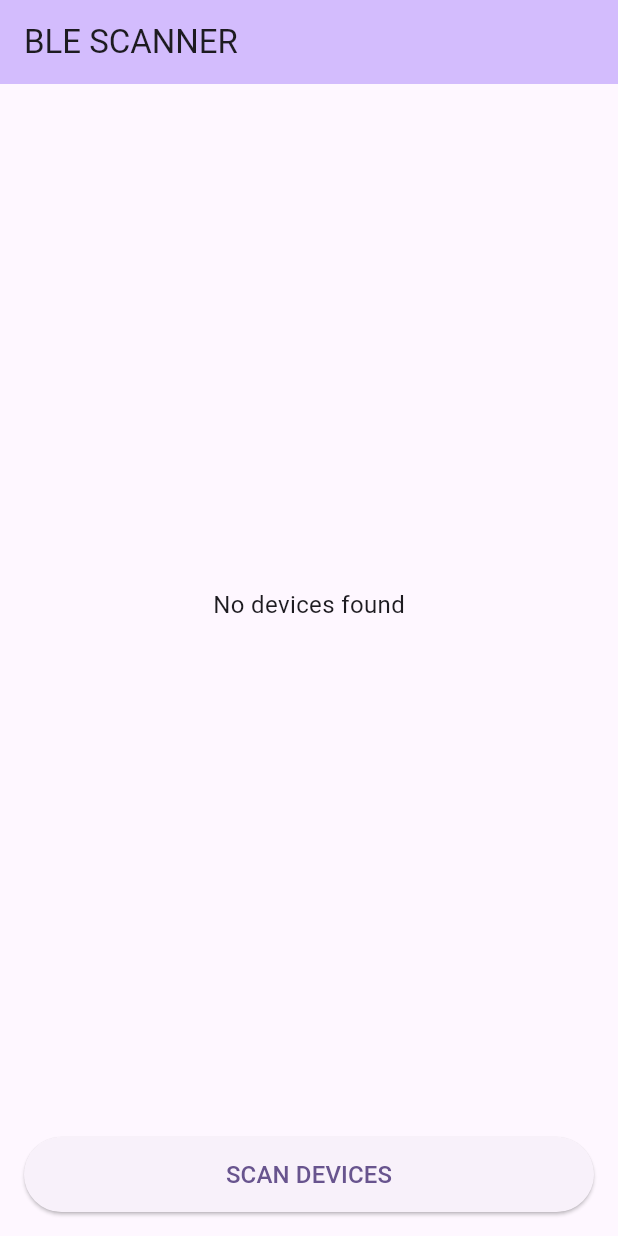
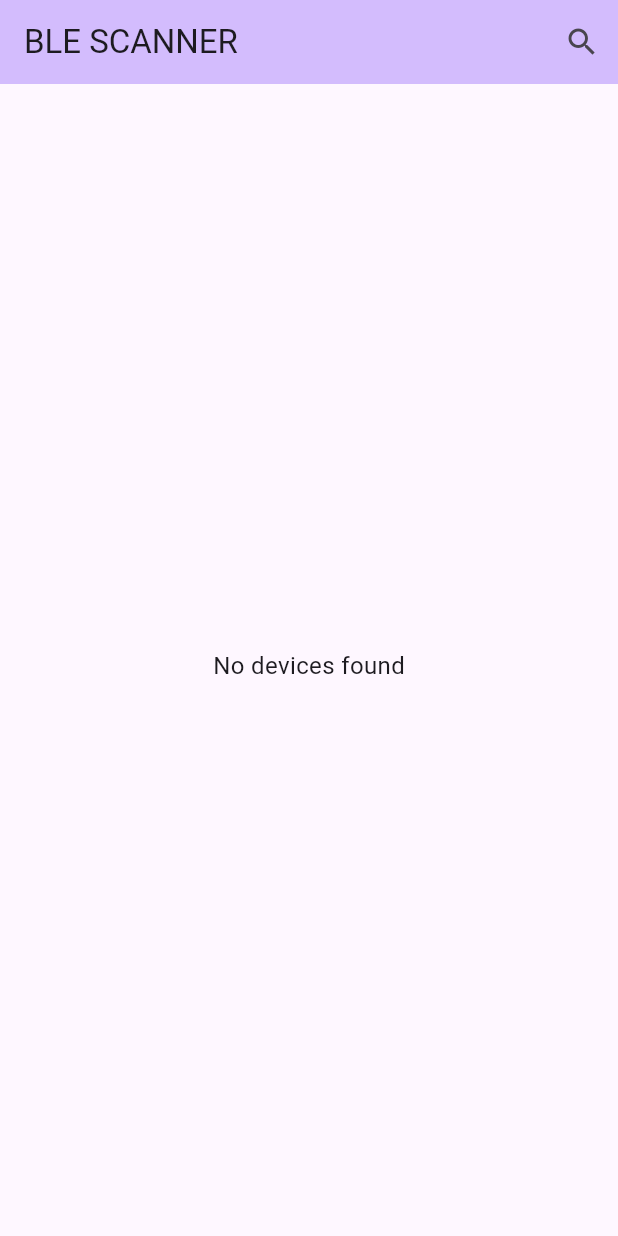
Before and after one commit to WenerrP/prueba_ble, a Flutter app: the screen it shows after launch, on a phone screen of 412 x 824 dp. Run offline on Flutter 3.47's test engine with Material 3 defaults, Android fonts, the phone set to English and light mode, and no system bars; our stand-ins replace flutter_blue_plus, get, permission_handler.

Commit message:
A bit better

```diff
--- a/lib/main.dart
+++ b/lib/main.dart
@@ -47,6 +47,19 @@ class _MyHomePageState extends State<MyHomePage> {
       appBar: AppBar(
         backgroundColor: Theme.of(context).colorScheme.inversePrimary,
         title: const Text("BLE SCANNER"),
+        actions: [
+          // Scan Button as IconButton
+          GetBuilder<BleController>(
+            builder:
+                (controller) => IconButton(
+                  icon: const Icon(Icons.search),
+                  onPressed:
+                      controller.isScanning
+                          ? null
+                          : () => controller.scanDevices(),
+                ),
+          ),
+        ],
       ),
       body: GetBuilder<BleController>(
         // Wrap with GetBuilder for automatic updates
@@ -140,24 +153,6 @@ class _MyHomePageState extends State<MyHomePage> {
                     },
                   ),
                 ),
-
-                // Scan Button
-                Padding(
-                  padding: const EdgeInsets.all(16.0),
-                  child: ElevatedButton(
-                    style: ElevatedButton.styleFrom(
-                      minimumSize: const Size(double.infinity, 50),
-                    ),
-                    onPressed:
-                        controller.isScanning
-                            ? null
-                            : () => controller.scanDevices(),
-                    child: Text(
-                      controller.isScanning ? "SCANNING..." : "SCAN DEVICES",
-                      style: const TextStyle(fontSize: 16),
-                    ),
-                  ),
-                ),
               ],
             ),
       ),
```
